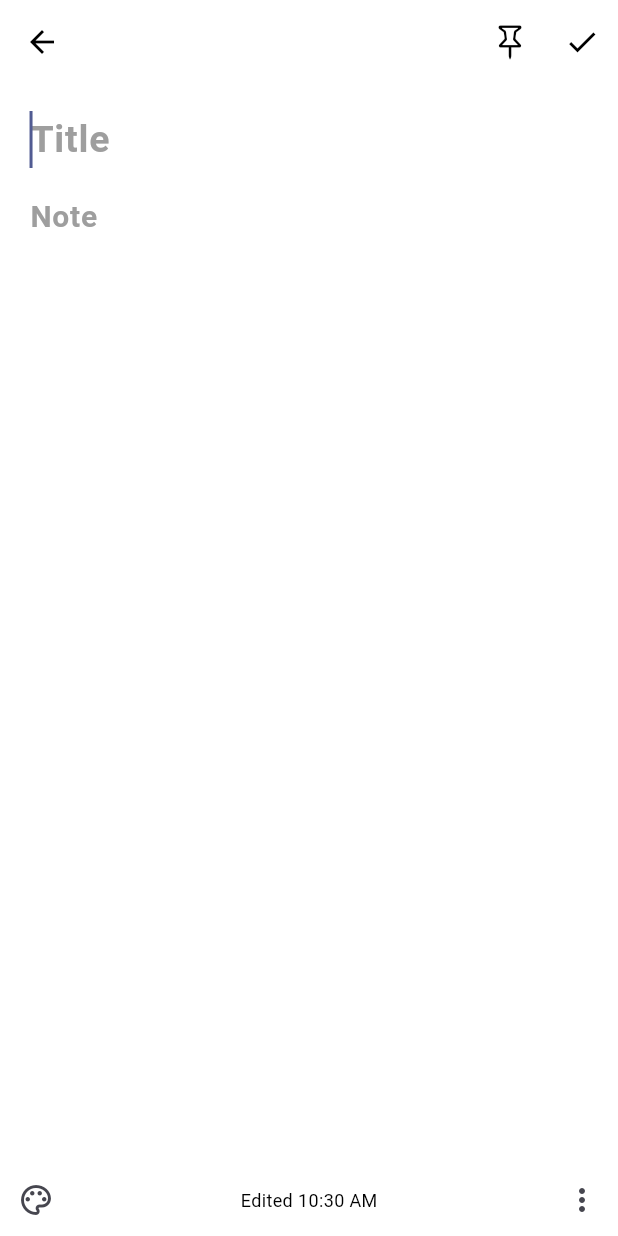
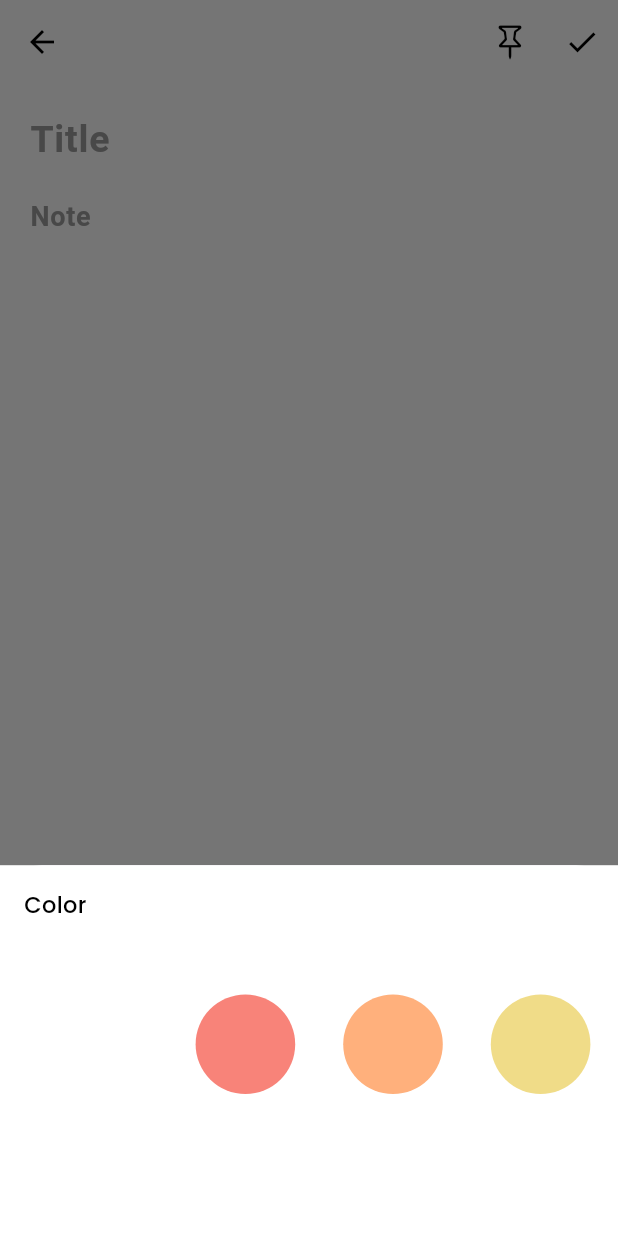
Before and after one commit to Priyanshu078/google_keep_notes_clone, a Flutter app: the AddNewWidgetPage screen opened directly with empty values, after a tap on the "color lens" icon, on a phone screen of 412 x 824 dp. Run offline on Flutter 3.47's test engine with Material 2 defaults, Android fonts, the phone set to English and light mode, and no system bars; our stand-ins replace dio, equatable, flutter_bloc, google_fonts; network calls fail.

Commit message:
working on add notes ui

```diff
--- a/frontend/notes_app/lib/bloc/addnotes_cubit/addnotes_cubit.dart
+++ b/frontend/notes_app/lib/bloc/addnotes_cubit/addnotes_cubit.dart
@@ -1,17 +1,24 @@
+import 'dart:ui';
+
 import 'package:flutter_bloc/flutter_bloc.dart';
+import 'package:notes_app/constants/colors.dart';
 import 'package:notes_app/data/note.dart';
 
 import 'addnotes_states.dart';
 
 class AddNotesCubit extends Cubit<AddNotesState> {
-  AddNotesCubit() : super(AddNotesState(note: Note.temp()));
+  AddNotesCubit() : super(AddNotesState(note: Note.temp(), color: colors[0]));
 
   void pinUnpinNote() {
     Note note = state.note.copyWith(pinned: !state.note.pinned);
-    emit(AddNotesState(note: note));
+    emit(AddNotesState(note: note, color: state.color));
   }
 
   void setNoteData(Note note) {
-    emit(AddNotesState(note: note));
+    emit(AddNotesState(note: note, color: state.color));
+  }
+
+  void setBackgroundColor(Color color) {
+    emit(AddNotesState(note: state.note, color: color));
   }
 }
--- a/frontend/notes_app/lib/bloc/addnotes_cubit/addnotes_states.dart
+++ b/frontend/notes_app/lib/bloc/addnotes_cubit/addnotes_states.dart
@@ -1,10 +1,13 @@
+import 'dart:ui';
+
 import 'package:equatable/equatable.dart';
 import 'package:notes_app/data/note.dart';
 
 class AddNotesState extends Equatable {
   final Note note;
+  final Color color;
 
-  const AddNotesState({required this.note});
+  const AddNotesState({required this.note, required this.color});
   @override
-  List<Object?> get props => [note];
+  List<Object?> get props => [note, color];
 }
--- /dev/null
+++ b/frontend/notes_app/lib/constants/colors.dart
@@ -0,0 +1,23 @@
+import 'dart:ui';
+
+Color white = const Color(0xffFFFFFF);
+Color coral = const Color(0xffF88379);
+Color peach = const Color(0xffFFB07C);
+Color sand = const Color(0xffF0DC88);
+Color mint = const Color(0xffCBFFFA);
+Color storm = const Color(0xff507B9C);
+Color dusk = const Color(0xffA667AB);
+Color palepink = const Color(0xffCC7D9A);
+Color cherryBlossom = const Color(0xffF7CEE0);
+
+List<Color> colors = [
+  const Color(0xffFFFFFF),
+  const Color(0xffF88379),
+  const Color(0xffFFB07C),
+  const Color(0xffF0DC88),
+  const Color(0xffCBFFFA),
+  const Color(0xffA667AB),
+  const Color(0xff507B9C),
+  const Color(0xffCC7D9A),
+  const Color(0xffF7CEE0),
+];
--- a/frontend/notes_app/lib/pages/add_new_note.dart
+++ b/frontend/notes_app/lib/pages/add_new_note.dart
@@ -10,6 +10,7 @@ import 'package:notes_app/widgets/mytext.dart';
 import 'package:uuid/uuid.dart';
 import '../bloc/addnotes_cubit/addnotes_cubit.dart';
 import '../bloc/addnotes_cubit/addnotes_states.dart';
+import '../constants/colors.dart';
 
 class AddNewWidgetPage extends StatefulWidget {
   const AddNewWidgetPage({super.key, required this.isUpdate, this.note});
@@ -35,30 +36,28 @@ class _AddNewWidgetPageState extends State<AddNewWidgetPage> {
 
   @override
   Widget build(BuildContext context) {
+    final height = MediaQuery.of(context).size.height;
+    return BlocBuilder<AddNotesCubit, AddNotesState>(builder: (context, state) {
       return AnnotatedRegion<SystemUiOverlayStyle>(
-      value: const SystemUiOverlayStyle(
-        systemNavigationBarColor: Colors.white,
-        statusBarColor: Colors.white,
+        value: SystemUiOverlayStyle(
+          systemNavigationBarColor: state.color,
+          statusBarColor: state.color,
           statusBarIconBrightness: Brightness.dark,
           systemNavigationBarIconBrightness: Brightness.dark,
         ),
         child: Scaffold(
-        backgroundColor: Colors.white,
+          backgroundColor: state.color,
           appBar: AppBar(
             iconTheme: const IconThemeData(color: Colors.black),
-          backgroundColor: Colors.white,
+            backgroundColor: state.color,
             actions: [
               IconButton(
                 onPressed: () {
                   context.read<AddNotesCubit>().pinUnpinNote();
                 },
-              icon: BlocBuilder<AddNotesCubit, AddNotesState>(
-                builder: (context, state) {
-                  return state.note.pinned
+                icon: state.note.pinned
                     ? const Icon(CupertinoIcons.pin_fill)
-                      : const Icon(CupertinoIcons.pin);
-                },
-              ),
+                    : const Icon(CupertinoIcons.pin),
               ),
               IconButton(
                 icon: const Icon(Icons.check),
@@ -86,8 +85,8 @@ class _AddNewWidgetPageState extends State<AddNewWidgetPage> {
                       Navigator.of(context).pop();
                     }
                   } else {
-                  Utilities()
-                      .showSnackBar(context, "Empty notes can not be saved!!!");
+                    Utilities().showSnackBar(
+                        context, "Empty notes can not be saved!!!");
                   }
                 },
               )
@@ -97,7 +96,8 @@ class _AddNewWidgetPageState extends State<AddNewWidgetPage> {
             mainAxisAlignment: MainAxisAlignment.spaceBetween,
             children: [
               Padding(
-              padding: const EdgeInsets.symmetric(vertical: 10, horizontal: 20),
+                padding:
+                    const EdgeInsets.symmetric(vertical: 10, horizontal: 20),
                 child: Column(children: [
                   TextField(
                     autofocus: widget.isUpdate ? false : true,
@@ -118,14 +118,14 @@ class _AddNewWidgetPageState extends State<AddNewWidgetPage> {
                     maxLines: null,
                     controller: contentController,
                     style: const TextStyle(
-                      fontSize: 20,
+                        fontSize: 18,
                         color: Colors.black,
                         fontWeight: FontWeight.w600),
                     decoration: const InputDecoration(
                         border: InputBorder.none,
                         hintText: "Note",
                         hintStyle: TextStyle(
-                          fontSize: 20,
+                            fontSize: 18,
                             color: Colors.grey,
                             fontWeight: FontWeight.w600)),
                   ),
@@ -135,7 +135,78 @@ class _AddNewWidgetPageState extends State<AddNewWidgetPage> {
                 mainAxisAlignment: MainAxisAlignment.spaceBetween,
                 children: [
                   IconButton(
-                    onPressed: () {},
+                      onPressed: () {
+                        showModalBottomSheet(
+                            context: context,
+                            builder: (_) => BlocProvider.value(
+                                  value: context.read<AddNotesCubit>(),
+                                  child:
+                                      BlocBuilder<AddNotesCubit, AddNotesState>(
+                                    builder: (context, state) {
+                                      return Container(
+                                        padding: const EdgeInsets.all(16.0),
+                                        height: height * 0.3,
+                                        width: double.infinity,
+                                        color: state.color,
+                                        child: Column(
+                                          crossAxisAlignment:
+                                              CrossAxisAlignment.start,
+                                          mainAxisAlignment:
+                                              MainAxisAlignment.start,
+                                          children: [
+                                            const MyText(
+                                                text: "Color",
+                                                fontSize: 15,
+                                                fontWeight: FontWeight.w500,
+                                                color: Colors.black),
+                                            SizedBox(
+                                              height: height * 0.05,
+                                            ),
+                                            SizedBox(
+                                              height: height * 0.1,
+                                              width: double.infinity,
+                                              child: ListView(
+                                                scrollDirection:
+                                                    Axis.horizontal,
+                                                children: List.generate(
+                                                    colors.length,
+                                                    (index) => Padding(
+                                                          padding:
+                                                              const EdgeInsets
+                                                                  .all(8.0),
+                                                          child:
+                                                              GestureDetector(
+                                                            onTap: () {
+                                                              context
+                                                                  .read<
+                                                                      AddNotesCubit>()
+                                                                  .setBackgroundColor(
+                                                                    colors[
+                                                                        index],
+                                                                  );
+                                                            },
+                                                            child: Container(
+                                                              decoration: BoxDecoration(
+                                                                  color: colors[
+                                                                      index],
+                                                                  shape: BoxShape
+                                                                      .circle),
+                                                              height:
+                                                                  height * 0.1,
+                                                              width:
+                                                                  height * 0.1,
+                                                            ),
+                                                          ),
+                                                        )).toList(),
+                                              ),
+                                            )
+                                          ],
+                                        ),
+                                      );
+                                    },
+                                  ),
+                                ));
+                      },
                       icon: const Icon(Icons.color_lens_outlined)),
                   MyText(
                       text:
@@ -152,5 +223,6 @@ class _AddNewWidgetPageState extends State<AddNewWidgetPage> {
           ),
         ),
       );
+    });
   }
 }
--- a/frontend/notes_app/lib/widgets/mytext.dart
+++ b/frontend/notes_app/lib/widgets/mytext.dart
@@ -1,4 +1,5 @@
 import 'package:flutter/material.dart';
+import 'package:google_fonts/google_fonts.dart';
 
 class MyText extends StatelessWidget {
   const MyText(
@@ -21,12 +22,12 @@ class MyText extends StatelessWidget {
   Widget build(BuildContext context) {
     return Text(
       text,
+      overflow: overflow,
       maxLines: maxLines,
-      style: TextStyle(
+      style: GoogleFonts.poppins(
         fontSize: fontSize,
         fontWeight: fontWeight,
         color: color,
-        overflow: overflow,
       ),
     );
   }
--- a/frontend/notes_app/pubspec.yaml
+++ b/frontend/notes_app/pubspec.yaml
@@ -39,6 +39,7 @@ dependencies:
   uuid: ^4.0.0
   dio: ^5.3.2
   equatable: ^2.0.5
+  google_fonts: ^6.0.0
 
 dev_dependencies:
   flutter_test:
```
Also changed, not shown: frontend/notes_app/pubspec.lock, 1 other file. Lines whose indentation alone changed are shown as unchanged.
